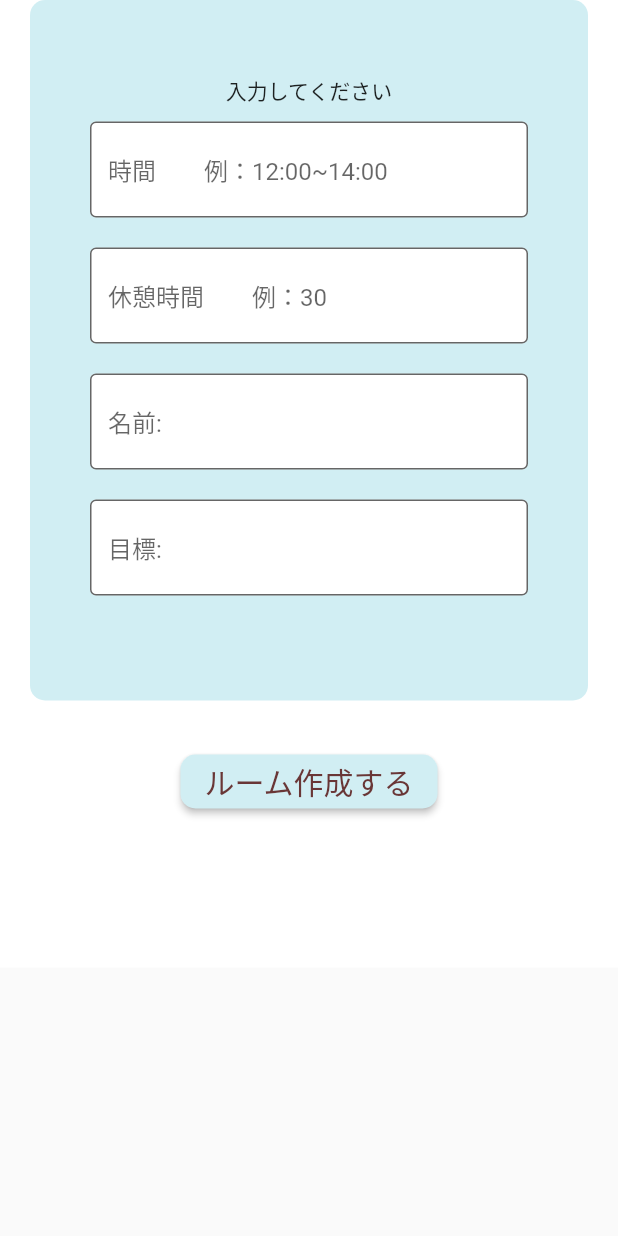
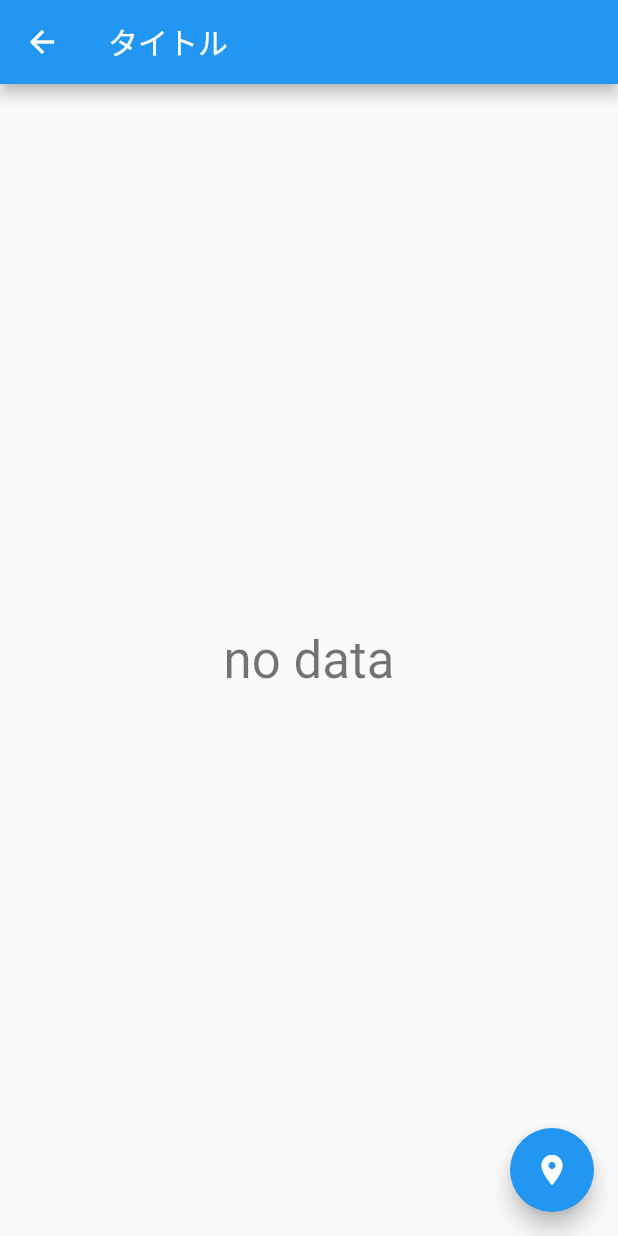
Before and after one commit to Ryusan-create/stamprally, a Flutter app: the screen it shows after launch, after a tap on "ルームを作る", on a phone screen of 412 x 824 dp. Run offline on Flutter 3.47's test engine with Material 2 defaults, Android fonts, the phone set to English and light mode, and no system bars; our stand-ins replace geocoding, geolocator.

Commit message:
現在位置情報取得できるようになった

```diff
--- /dev/null
+++ b/lib/geolocate.dart
@@ -0,0 +1,59 @@
+import 'package:flutter/material.dart';
+import 'package:geolocator/geolocator.dart';
+import 'package:geocoding/geocoding.dart' as geoCoding;
+import 'package:stamprally/main.dart';
+
+class GeoMap extends StatefulWidget {
+  GeoMap({Key? key}) : super(key: key);
+  static String id = "GeoMap";
+  @override
+  _GeoLocationMap createState() => _GeoLocationMap();
+}
+
+class _GeoLocationMap extends State<GeoMap> {
+  static String id = "GeoMap";
+  String _location = "no data";
+  Future<void> getLocation() async {
+    //現在の位置を返す
+    Position position = await Geolocator.getCurrentPosition(
+      desiredAccuracy: LocationAccuracy.high
+    );
+    //北緯がプラス、南緯がマイナス
+    print("緯度：" + position.latitude.toString());
+    //東経がプラス、西経がマイナス
+    print("緯度：" + position.longitude.toString());
+    //高度
+    print("高度：" + position.altitude.toString());
+    //距離をメートルで返す
+    double distanceInMeters = Geolocator.distanceBetween(35.68, 139.76, -23.61, -46.40);
+    print(distanceInMeters);
+    //方位を返す
+    double bearing = Geolocator.bearingBetween(35.68, 319.76, -23.61, -46.40);
+    print(bearing);
+    setState(() {
+      _location = position.toString();
+    });
+  }
+  @override
+  Widget build(BuildContext context) {
+    return Scaffold(
+      appBar: AppBar(
+        title: Text("タイトル"),
+      ),
+      body: Center(
+        child: Column(
+          mainAxisAlignment: MainAxisAlignment.center,
+          children: <Widget>[
+            Text(
+              '$_location',
+              style: Theme.of(context).textTheme.headline4,
+            ),
+          ],
+        ),
+      ),
+      floatingActionButton: FloatingActionButton(
+        onPressed: getLocation, child: Icon(Icons.location_on)
+      ),
+    );
+  }
+}
--- a/lib/main.dart
+++ b/lib/main.dart
@@ -2,6 +2,7 @@ import 'package:flutter/material.dart';
 import 'package:stamprally/Entrance.dart';
 import 'package:stamprally/roomcreate.dart';
 import 'package:stamprally/welcome.dart';
+import 'package:stamprally/geolocate.dart';
 
 import 'login.dart';
 import 'video.dart';
@@ -38,6 +39,7 @@ class MyApp extends StatelessWidget {
         Entrance.id: (context) => Entrance(),
         RoomCreate.id: (context) => RoomCreate(),
         Video.id: (context) => Video(),
+        GeoMap.id: (context) => GeoMap(),
       },
 
     );
--- a/lib/video.dart
+++ b/lib/video.dart
@@ -1,3 +1,5 @@
+import 'dart:developer';
+
 import 'package:flutter/material.dart';
 
 class Video extends StatelessWidget {
@@ -13,9 +15,6 @@ class Video extends StatelessWidget {
               Column(
                   children: [
                     SizedBox(height: 25,),
-                    Image.network('https://t3.ftcdn.net/jpg/03/20/29/04/240_F_320290422_jx8UkbzwcsDU8bUjLgrIRND1ifPLmnyM.jpg'),
-                    SizedBox(height: 5,),
-                    Image.network('https://t3.ftcdn.net/jpg/03/20/29/04/240_F_320290422_jx8UkbzwcsDU8bUjLgrIRND1ifPLmnyM.jpg'),
                   ]
               ),
               SizedBox(height: 60,),
@@ -32,7 +31,6 @@ class Video extends StatelessWidget {
                   child:  Text('主催',textAlign: TextAlign.left),
                 ),
               ),
-
             ],
           )),
     );
--- a/lib/welcome.dart
+++ b/lib/welcome.dart
@@ -1,5 +1,6 @@
 import 'package:flutter/material.dart';
 import 'package:stamprally/roomcreate.dart';
+import 'package:stamprally/geolocate.dart';
 
 import 'login.dart';
 import 'video.dart';
@@ -32,7 +33,7 @@ class Welcome extends StatelessWidget {
                             onPrimary: Color(0xFF696636),
                           ),
                           onPressed: () {
-                            Navigator.pushNamed(context, LogIn.id);
+                            Navigator.pushNamed(context, GeoMap.id);
                           },
                           child: const Text('ルームを作る'),
                         ),
@@ -42,7 +43,7 @@ class Welcome extends StatelessWidget {
                             onPrimary: const Color(0xFF696636),
                           ),
                           onPressed: () {
-                            Navigator.pushNamed(context, Video.id);
+                            Navigator.pushNamed(context, GeoMap.id);
                           },
                           child: const Text('ルームに入る'),
                         ),
--- a/pubspec.yaml
+++ b/pubspec.yaml
@@ -34,6 +34,8 @@ dependencies:
   # The following adds the Cupertino Icons font to your application.
   # Use with the CupertinoIcons class for iOS style icons.
   cupertino_icons: ^1.0.2
+  geolocator: ^9.0.1
+  geocoding: ^2.0.5
 
 dev_dependencies:
   flutter_test:
```
Also changed, not shown: pubspec.lock, 3 other files.
